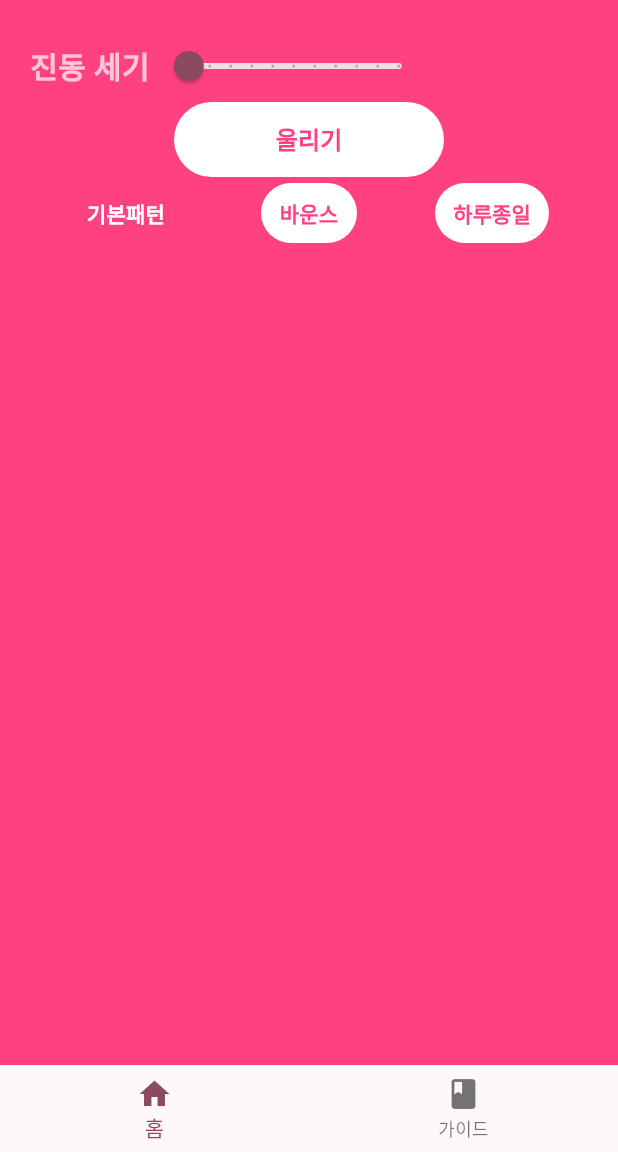
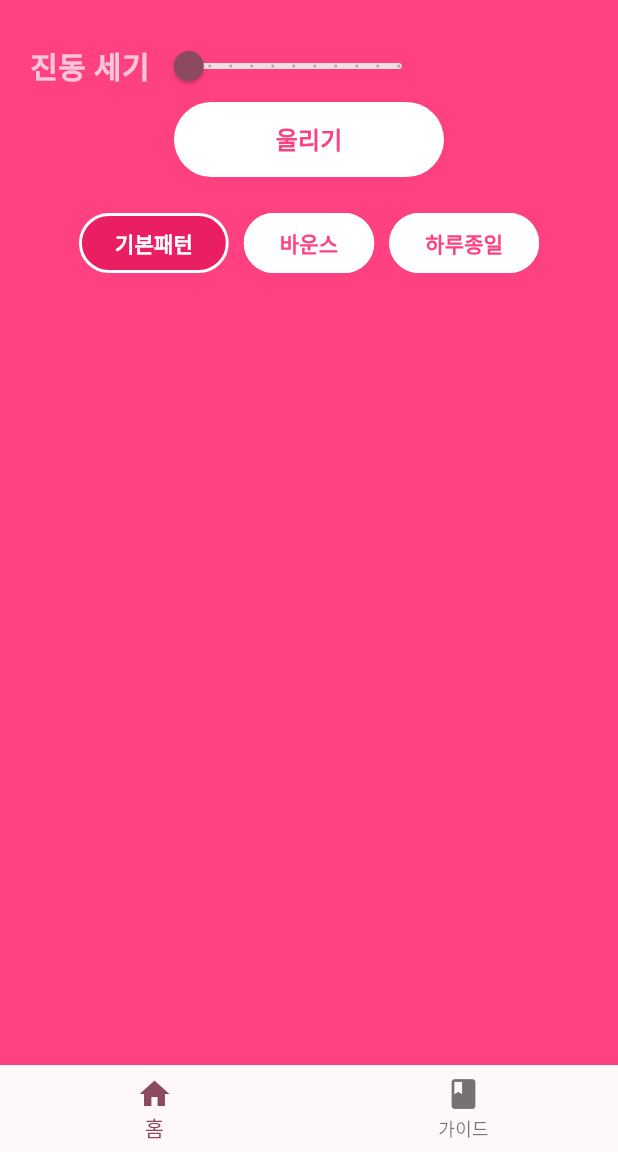
Before and after one commit to wdjty326/flutter-vibration-app, a Flutter app: the screen it shows after launch, on a phone screen of 412 x 824 dp, the part 84-1236 px from its top. Run offline on Flutter 3.47's test engine with Material 2 defaults, Android fonts, the phone set to English and light mode, and no system bars; our stand-ins replace vibration.

Commit message:
STYLE(customButtons): 버튼 리스트 스타일링 작업

```diff
--- a/lib/utilities/customVibration.dart
+++ b/lib/utilities/customVibration.dart
@@ -9,8 +9,31 @@ enum CustomVibrationPattern {
       patternList: [100, 300, 100, 500]), // 바운스
   daily(
       patternName: '하루종일',
-      patternType: 2,
-      patternList: [0, 1000 * 60 * 60 * 24]); // 하루동안울림
+      patternType: 3,
+      patternList: [0, 1000 * 60 * 60 * 24]);
+  //breadpare(
+  //  patternName: '빵파레',
+  //  patternList: [
+  //    0,
+  //    300,
+  //    50,
+  //    100,
+  //    50,
+  //    3000,
+  //    500,
+  //    100,
+  //    50,
+  //    100,
+  //    50,
+  //    100,
+  //    300,
+  //    50,
+  //    100,
+  //    50,
+  //    3000,
+  //  ],
+  //  patternType: 4,
+  //); // 하루동안울림
 
   final String patternName;
   final int patternType;
--- a/lib/widgets/customButtons.dart
+++ b/lib/widgets/customButtons.dart
@@ -22,17 +22,19 @@ class CustomButtons<T> extends StatelessWidget {
 
   @override
   Widget build(BuildContext context) {
-    return Row(
-        mainAxisAlignment: MainAxisAlignment.spaceAround,
+    return Container(
+      margin: const EdgeInsets.fromLTRB(0, 20, 0, 20),
+      child: Wrap(
+          spacing: 10,
           children: _list
-            .map((item) => (TextButton(
+              .map((item) => (OutlinedButton(
                     onPressed: () {
                       onChanged(item.value);
                     },
-                  style: TextButton.styleFrom(
-                      backgroundColor: item.value == _value
-                          ? Colors.pinkAccent
-                          : Colors.white),
+                    style: OutlinedButton.styleFrom(
+                        side: BorderSide(width: 2, color: Colors.white),
+                        backgroundColor:
+                            item.value == _value ? Colors.pink : Colors.white),
                     child: Text(item.name,
                         style: TextStyle(
                           color: item.value == _value
@@ -42,6 +44,7 @@ class CustomButtons<T> extends StatelessWidget {
                           fontWeight: FontWeight.bold,
                         )),
                   )))
-            .toList());
+              .toList()),
+    );
   }
 }
```
Lines whose indentation alone changed are shown as unchanged.
